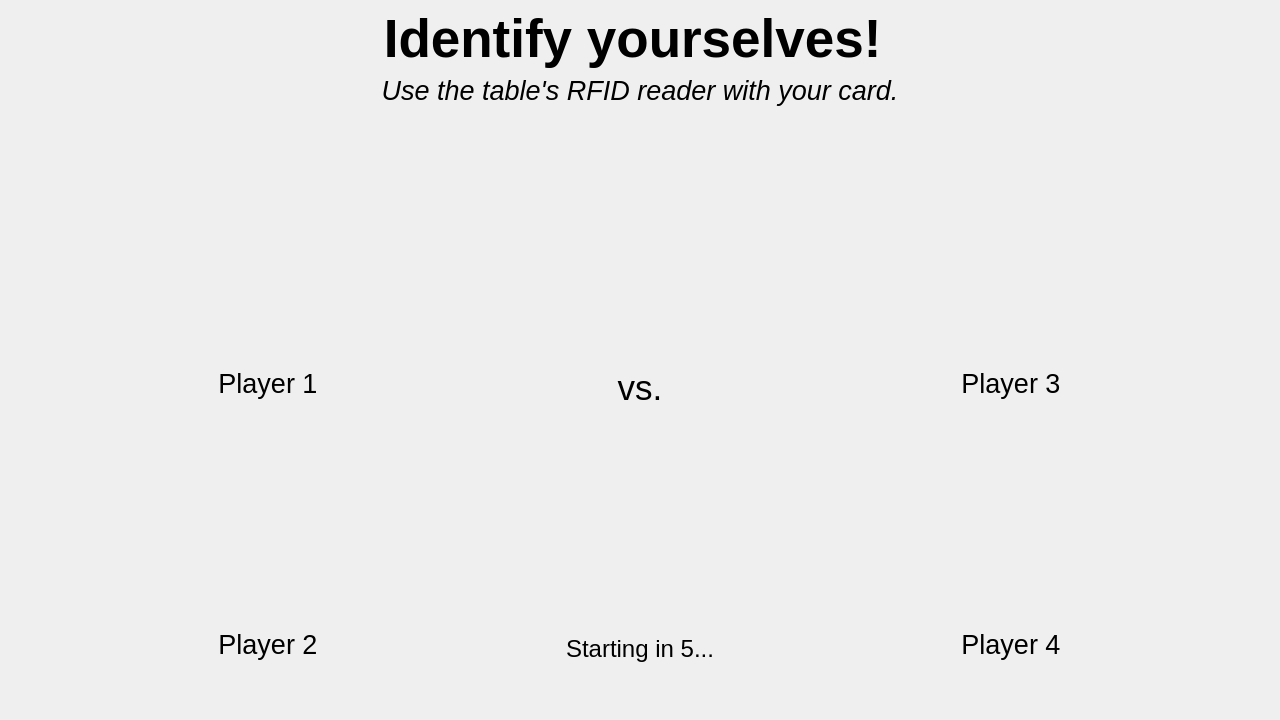
Before: the Qt Designer form babyfut_master/ui/authquick.ui in eharquin/babyfut, drawn with Qt 5.
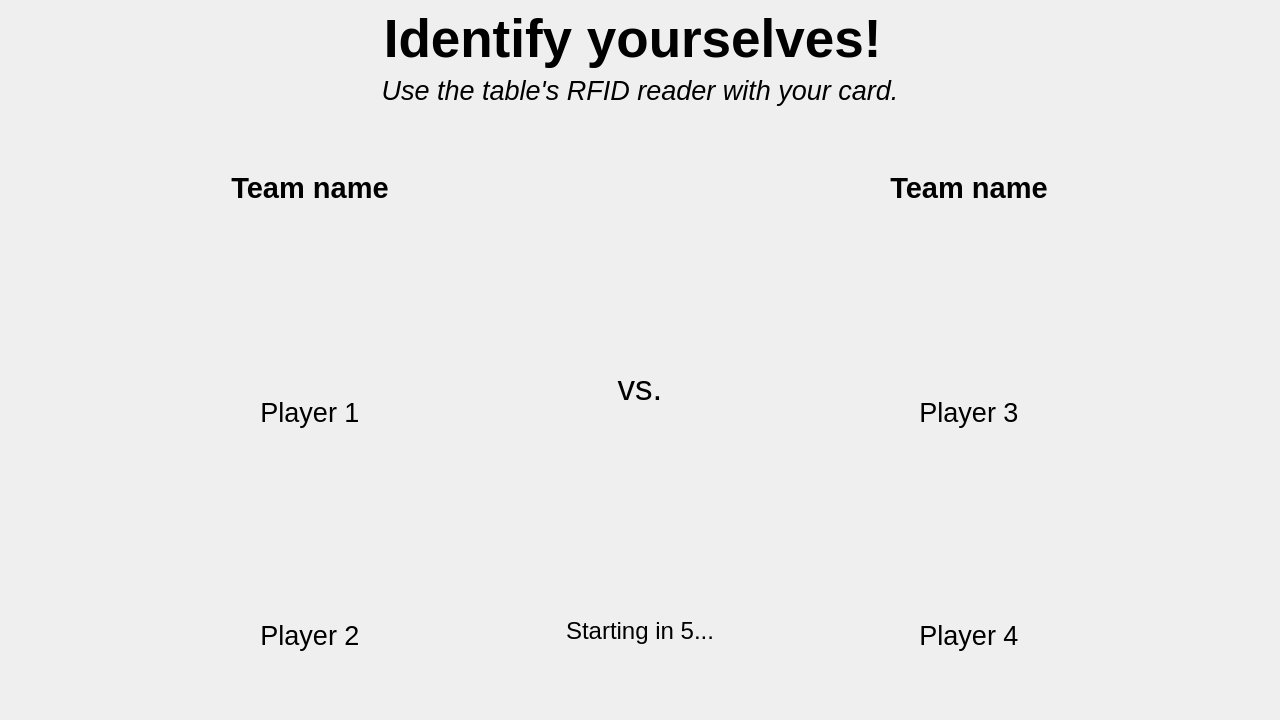
After: the same form once the commit is applied. Icons and pictures are not drawn.

Commit message: Add class Team

The edit to the form file:
```diff
--- a/babyfut_master/ui/authquick.ui
+++ b/babyfut_master/ui/authquick.ui
@@ -73,7 +73,13 @@
     </spacer>
    </item>
    <item>
-    <layout class="QHBoxLayout" name="horizontalLayout">
+    <layout class="QHBoxLayout" name="HLayMain">
+     <property name="leftMargin">
+      <number>0</number>
+     </property>
+     <property name="rightMargin">
+      <number>0</number>
+     </property>
      <item>
       <spacer name="horizontalSpacer_6">
        <property name="orientation">
@@ -84,7 +90,7 @@
        </property>
        <property name="sizeHint" stdset="0">
         <size>
-         <width>75</width>
+         <width>200</width>
          <height>20</height>
         </size>
        </property>
@@ -92,13 +98,54 @@
      </item>
      <item>
       <layout class="QVBoxLayout" name="layoutP1P2">
+       <property name="topMargin">
+        <number>0</number>
+       </property>
        <item>
-        <widget class="QWidget" name="widgetLayoutP1" native="true">
-         <layout class="QHBoxLayout" name="layoutP1">
+        <widget class="QLabel" name="lblTeamLeft">
+         <property name="maximumSize">
+          <size>
+           <width>400</width>
+           <height>16777215</height>
+          </size>
+         </property>
+         <property name="font">
+          <font>
+           <pointsize>22</pointsize>
+           <weight>75</weight>
+           <italic>false</italic>
+           <bold>true</bold>
+          </font>
+         </property>
+         <property name="text">
+          <string>Team name</string>
+         </property>
+         <property name="alignment">
+          <set>Qt::AlignCenter</set>
+         </property>
+         <property name="wordWrap">
+          <bool>true</bool>
+         </property>
+        </widget>
+       </item>
           <item>
-           <layout class="QVBoxLayout" name="verticalLayout_3">
+        <spacer name="vSpaceLT">
+         <property name="orientation">
+          <enum>Qt::Vertical</enum>
+         </property>
+         <property name="sizeType">
+          <enum>QSizePolicy::Expanding</enum>
+         </property>
+         <property name="sizeHint" stdset="0">
+          <size>
+           <width>20</width>
+           <height>0</height>
+          </size>
+         </property>
+        </spacer>
+       </item>
             <item>
-             <layout class="QHBoxLayout" name="horizontalLayout_5">
+        <layout class="QHBoxLayout" name="hLayPicP1">
               <item>
                <widget class="QWidget" name="imgP1" native="true">
                 <property name="sizePolicy">
@@ -109,14 +156,14 @@
                 </property>
                 <property name="minimumSize">
                  <size>
-                  <width>200</width>
-                  <height>200</height>
+             <width>180</width>
+             <height>180</height>
                  </size>
                 </property>
                 <property name="maximumSize">
                  <size>
-                  <width>200</width>
-                  <height>200</height>
+             <width>180</width>
+             <height>180</height>
                  </size>
                 </property>
                 <property name="styleSheet">
@@ -129,7 +176,7 @@
             <item>
              <widget class="QLabel" name="lblP1">
               <property name="sizePolicy">
-               <sizepolicy hsizetype="Fixed" vsizetype="Preferred">
+          <sizepolicy hsizetype="Preferred" vsizetype="Preferred">
                 <horstretch>0</horstretch>
                 <verstretch>0</verstretch>
                </sizepolicy>
@@ -156,18 +203,8 @@
               </property>
              </widget>
             </item>
-           </layout>
-          </item>
-         </layout>
-        </widget>
-       </item>
        <item>
-        <widget class="QWidget" name="widgetLayoutP2" native="true">
-         <layout class="QHBoxLayout" name="horizontalLayout_2">
-          <item>
-           <layout class="QVBoxLayout" name="verticalLayout_11">
-            <item>
-             <layout class="QHBoxLayout" name="horizontalLayout_6">
+        <layout class="QHBoxLayout" name="hLayPicP2">
               <item>
                <widget class="QWidget" name="imgP2" native="true">
                 <property name="sizePolicy">
@@ -178,14 +215,14 @@
                 </property>
                 <property name="minimumSize">
                  <size>
-                  <width>200</width>
-                  <height>200</height>
+             <width>180</width>
+             <height>180</height>
                  </size>
                 </property>
                 <property name="maximumSize">
                  <size>
-                  <width>200</width>
-                  <height>200</height>
+             <width>180</width>
+             <height>180</height>
                  </size>
                 </property>
                 <property name="styleSheet">
@@ -198,7 +235,7 @@
             <item>
              <widget class="QLabel" name="lblP2">
               <property name="sizePolicy">
-               <sizepolicy hsizetype="Fixed" vsizetype="Preferred">
+          <sizepolicy hsizetype="Preferred" vsizetype="Preferred">
                 <horstretch>0</horstretch>
                 <verstretch>0</verstretch>
                </sizepolicy>
@@ -225,19 +262,26 @@
               </property>
              </widget>
             </item>
-           </layout>
-          </item>
-         </layout>
-        </widget>
-       </item>
-      </layout>
-     </item>
+       <item>
+        <spacer name="vSpaceLB">
+         <property name="orientation">
+          <enum>Qt::Vertical</enum>
+         </property>
+         <property name="sizeType">
+          <enum>QSizePolicy::Expanding</enum>
+         </property>
+         <property name="sizeHint" stdset="0">
+          <size>
+           <width>20</width>
+           <height>0</height>
+          </size>
+         </property>
+        </spacer>
+       </item>
+      </layout>
+     </item>
      <item>
-      <layout class="QVBoxLayout" name="verticalLayout_4" stretch="0,0">
-       <item>
-        <layout class="QHBoxLayout" name="horizontalLayout_3">
-         <item>
-          <spacer name="horizontalSpacer_12">
+      <spacer name="hSpaceVSL">
            <property name="orientation">
             <enum>Qt::Horizontal</enum>
            </property>
@@ -246,14 +290,16 @@
            </property>
            <property name="sizeHint" stdset="0">
             <size>
-             <width>90</width>
+         <width>150</width>
              <height>20</height>
             </size>
            </property>
           </spacer>
          </item>
          <item>
-          <widget class="QLabel" name="label_7">
+      <layout class="QVBoxLayout" name="vLayCenter" stretch="0,0">
+       <item>
+        <widget class="QLabel" name="lblVS">
            <property name="font">
             <font>
              <pointsize>26</pointsize>
@@ -268,24 +314,6 @@
           </widget>
          </item>
          <item>
-          <spacer name="horizontalSpacer_13">
-           <property name="orientation">
-            <enum>Qt::Horizontal</enum>
-           </property>
-           <property name="sizeType">
-            <enum>QSizePolicy::Preferred</enum>
-           </property>
-           <property name="sizeHint" stdset="0">
-            <size>
-             <width>90</width>
-             <height>20</height>
-            </size>
-           </property>
-          </spacer>
-         </item>
-        </layout>
-       </item>
-       <item>
         <widget class="QLabel" name="lblStarting">
          <property name="maximumSize">
           <size>
@@ -309,14 +337,68 @@
       </layout>
      </item>
      <item>
-      <layout class="QVBoxLayout" name="layoutP1P2_3">
+      <spacer name="hSpaceVSR">
+       <property name="orientation">
+        <enum>Qt::Horizontal</enum>
+       </property>
+       <property name="sizeType">
+        <enum>QSizePolicy::Preferred</enum>
+       </property>
+       <property name="sizeHint" stdset="0">
+        <size>
+         <width>150</width>
+         <height>20</height>
+        </size>
+       </property>
+      </spacer>
+     </item>
        <item>
-        <widget class="QWidget" name="widgetLayoutP3" native="true">
-         <layout class="QHBoxLayout" name="layoutP1_6">
+      <layout class="QVBoxLayout" name="layoutP3P4">
           <item>
-           <layout class="QVBoxLayout" name="verticalLayout_14">
+        <widget class="QLabel" name="lblTeamRight">
+         <property name="maximumSize">
+          <size>
+           <width>400</width>
+           <height>16777215</height>
+          </size>
+         </property>
+         <property name="font">
+          <font>
+           <pointsize>22</pointsize>
+           <weight>75</weight>
+           <italic>false</italic>
+           <bold>true</bold>
+          </font>
+         </property>
+         <property name="text">
+          <string>Team name</string>
+         </property>
+         <property name="alignment">
+          <set>Qt::AlignCenter</set>
+         </property>
+         <property name="wordWrap">
+          <bool>true</bool>
+         </property>
+        </widget>
+       </item>
             <item>
-             <layout class="QHBoxLayout" name="horizontalLayout_7">
+        <spacer name="vSpaceRT">
+         <property name="orientation">
+          <enum>Qt::Vertical</enum>
+         </property>
+         <property name="sizeType">
+          <enum>QSizePolicy::Expanding</enum>
+         </property>
+         <property name="sizeHint" stdset="0">
+          <size>
+           <width>20</width>
+           <height>0</height>
+          </size>
+         </property>
+        </spacer>
+       </item>
+       <item>
+        <layout class="QHBoxLayout" name="hLayPicP3">
               <item>
                <widget class="QWidget" name="imgP3" native="true">
                 <property name="sizePolicy">
@@ -327,14 +409,14 @@
                 </property>
                 <property name="minimumSize">
                  <size>
-                  <width>200</width>
-                  <height>200</height>
+             <width>180</width>
+             <height>180</height>
                  </size>
                 </property>
                 <property name="maximumSize">
                  <size>
-                  <width>200</width>
-                  <height>200</height>
+             <width>180</width>
+             <height>180</height>
                  </size>
                 </property>
                 <property name="styleSheet">
@@ -347,7 +429,7 @@
             <item>
              <widget class="QLabel" name="lblP3">
               <property name="sizePolicy">
-               <sizepolicy hsizetype="Fixed" vsizetype="Preferred">
+          <sizepolicy hsizetype="Preferred" vsizetype="Preferred">
                 <horstretch>0</horstretch>
                 <verstretch>0</verstretch>
                </sizepolicy>
@@ -374,18 +456,8 @@
               </property>
              </widget>
             </item>
-           </layout>
-          </item>
-         </layout>
-        </widget>
-       </item>
        <item>
-        <widget class="QWidget" name="widgetLayoutP4" native="true">
-         <layout class="QHBoxLayout" name="horizontalLayout_4">
-          <item>
-           <layout class="QVBoxLayout" name="verticalLayout_15">
-            <item>
-             <layout class="QHBoxLayout" name="horizontalLayout_9">
+        <layout class="QHBoxLayout" name="hLayPicP4">
               <item>
                <widget class="QWidget" name="imgP4" native="true">
                 <property name="sizePolicy">
@@ -396,14 +468,14 @@
                 </property>
                 <property name="minimumSize">
                  <size>
-                  <width>200</width>
-                  <height>200</height>
+             <width>180</width>
+             <height>180</height>
                  </size>
                 </property>
                 <property name="maximumSize">
                  <size>
-                  <width>200</width>
-                  <height>200</height>
+             <width>180</width>
+             <height>180</height>
                  </size>
                 </property>
                 <property name="styleSheet">
@@ -443,13 +515,24 @@
               </property>
              </widget>
             </item>
-           </layout>
-          </item>
-         </layout>
-        </widget>
-       </item>
-      </layout>
-     </item>
+       <item>
+        <spacer name="vSpacRB">
+         <property name="orientation">
+          <enum>Qt::Vertical</enum>
+         </property>
+         <property name="sizeType">
+          <enum>QSizePolicy::Expanding</enum>
+         </property>
+         <property name="sizeHint" stdset="0">
+          <size>
+           <width>20</width>
+           <height>0</height>
+          </size>
+         </property>
+        </spacer>
+       </item>
+      </layout>
+     </item>
      <item>
       <spacer name="horizontalSpacer_7">
        <property name="orientation">
@@ -460,7 +543,7 @@
        </property>
        <property name="sizeHint" stdset="0">
         <size>
-         <width>75</width>
+         <width>200</width>
          <height>20</height>
         </size>
        </property>
@@ -476,7 +559,7 @@
      <property name="sizeHint" stdset="0">
       <size>
        <width>20</width>
-       <height>30</height>
+       <height>10</height>
       </size>
      </property>
     </spacer>
```
Left out of the diff: 5 changed lines with no effect on the pictures. Lines whose indentation alone changed are shown as unchanged. The commit also changes 7 other files.
